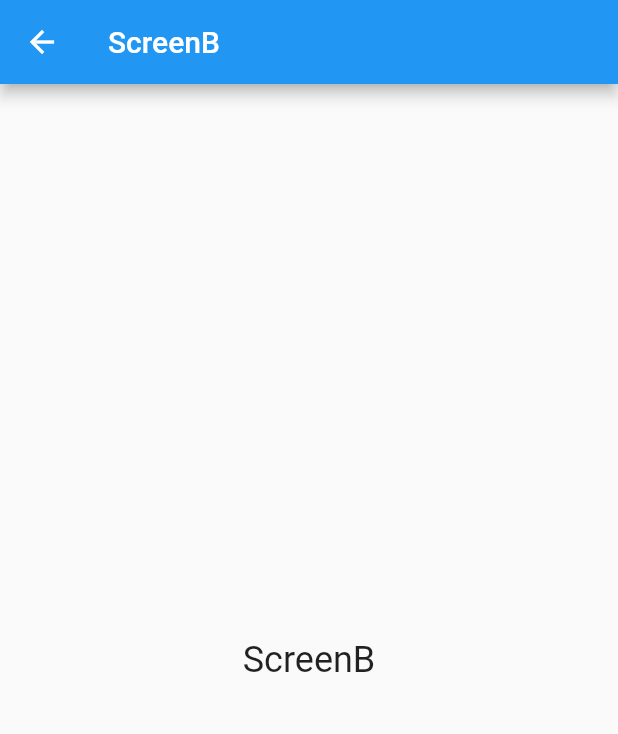
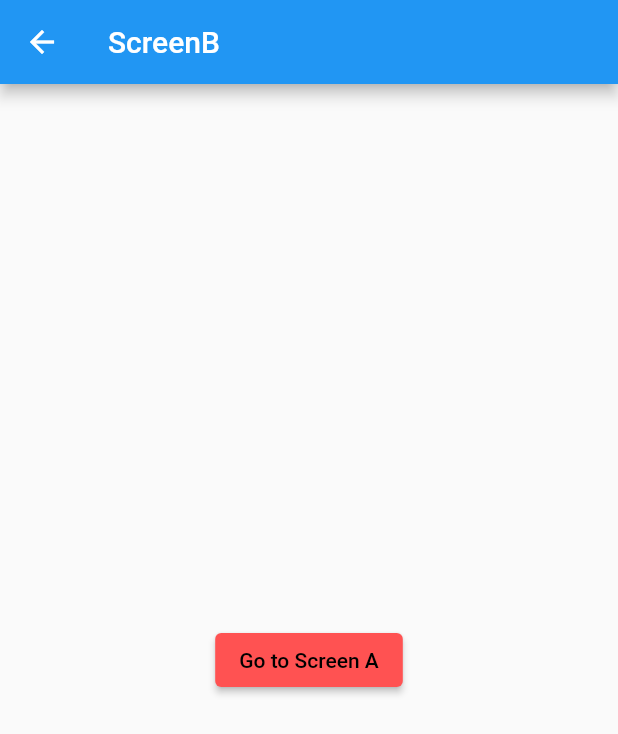
Before and after one commit to hcu55/Flutter-study, a Flutter app: the ScreenB screen opened by its route, on a phone screen of 412 x 824 dp. Shown: the top 734 px of the screen. Run offline on Flutter 3.47's test engine with Material 2 defaults, Android fonts, the phone set to English and light mode, and no system bars; our stand-ins replace fluttertoast.

Commit message:
Study initState and dispose method

```diff
--- a/lib/screens/screenb.dart
+++ b/lib/screens/screenb.dart
@@ -1,19 +1,45 @@
 import 'package:flutter/material.dart';
 
-class ScreenB extends StatelessWidget {
+class ScreenB extends StatefulWidget {
   const ScreenB({Key? key}) : super(key: key);
 
   @override
+  State<ScreenB> createState() => _ScreenBState();
+}
+
+class _ScreenBState extends State<ScreenB> {
+
+  @override
+  void initState() {
+    // TODO: implement initState
+    super.initState();
+    print('initState is called');
+  }
+
+  @override
+  void dispose() {
+    // TODO: implement dispose
+    super.dispose();
+    print('dispose is called');
+  }
+
+  @override
   Widget build(BuildContext context) {
+    print('build is called');
     return Scaffold(
       appBar: AppBar(
           title: const Text("ScreenB")
       ),
-      body: const Center(
-        child: Text("ScreenB",
-          style: TextStyle(
-              fontSize: 24
+      body: Center(
+        child: ElevatedButton(
+          style: ElevatedButton.styleFrom(
+              primary: Colors.redAccent,
+            onPrimary: Colors.black
           ),
+          child: const Text('Go to Screen A'),
+          onPressed: () {
+            Navigator.pop(context);
+          },
         ),
       ),
     );
```
